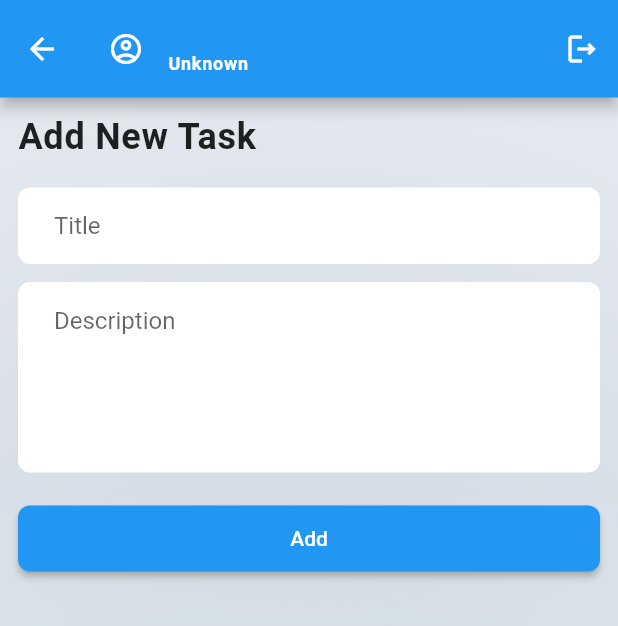
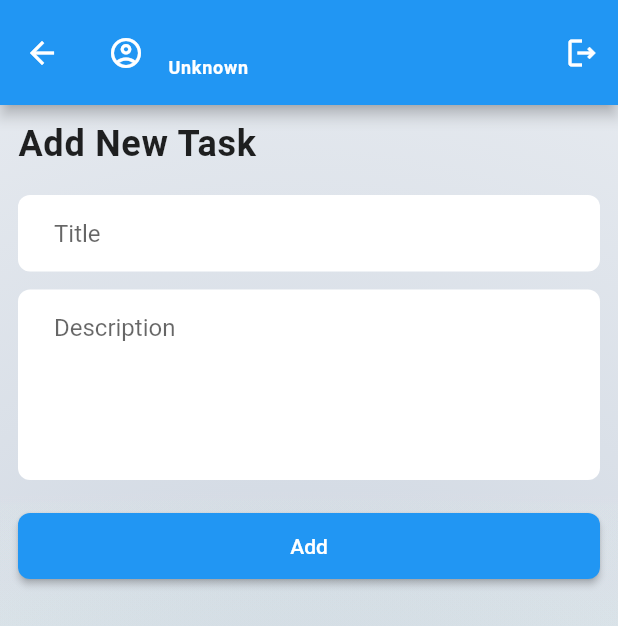
Before and after one commit to Alnur17/task_manager, a Flutter app: the BottomNavBaseScreen screen opened directly, after a tap on the "add" icon, on a phone screen of 412 x 824 dp. Shown: the top 626 px of the screen. Run offline on Flutter 3.47's test engine with Material 3 defaults, Android fonts, the phone set to English and light mode, and no system bars; drawn by our look-alikes of cached_network_image; our stand-ins replace flutter_svg, get, image_picker, pin_code_fields, shared_preferences; accounts and stored records are empty; network calls fail.

Commit message:
some modification has been done

```diff
--- a/lib/ui/screens/bottom_nav_base_screen.dart
+++ b/lib/ui/screens/bottom_nav_base_screen.dart
@@ -69,9 +69,9 @@ class _BottomNavBaseScreenState extends State<BottomNavBaseScreen> {
           ],
         ),
       ),
-      floatingActionButtonLocation:
-          FloatingActionButtonLocation.centerDocked,
+      floatingActionButtonLocation: FloatingActionButtonLocation.centerDocked,
       floatingActionButton: FloatingActionButton(
+        elevation: 25,
         onPressed: () {
           Get.to(() => const AddNewTaskScreen());
         },
--- a/lib/ui/widgets/summery_card.dart
+++ b/lib/ui/widgets/summery_card.dart
@@ -13,8 +13,9 @@ class SummeryCard extends StatelessWidget {
 
   @override
   Widget build(BuildContext context) {
+    var width = MediaQuery.sizeOf(context).width;
     return SizedBox(
-      width: 100,
+      width: (width / 4) - 4, // Minus 4 cause cart has default margin
       child: Card(
         elevation: 5,
         child: Column(
--- a/lib/ui/widgets/user_profile_appbar.dart
+++ b/lib/ui/widgets/user_profile_appbar.dart
@@ -13,8 +13,7 @@ class UserProfileAppbar extends StatelessWidget {
   @override
   Widget build(BuildContext context) {
     return AppBar(
-      toolbarHeight: 65,
-      backgroundColor: Colors.blue,
+      toolbarHeight: 70,
       title: GestureDetector(
         onTap: () {
           if ((isUpdateScreen ?? false) == false) {
```
